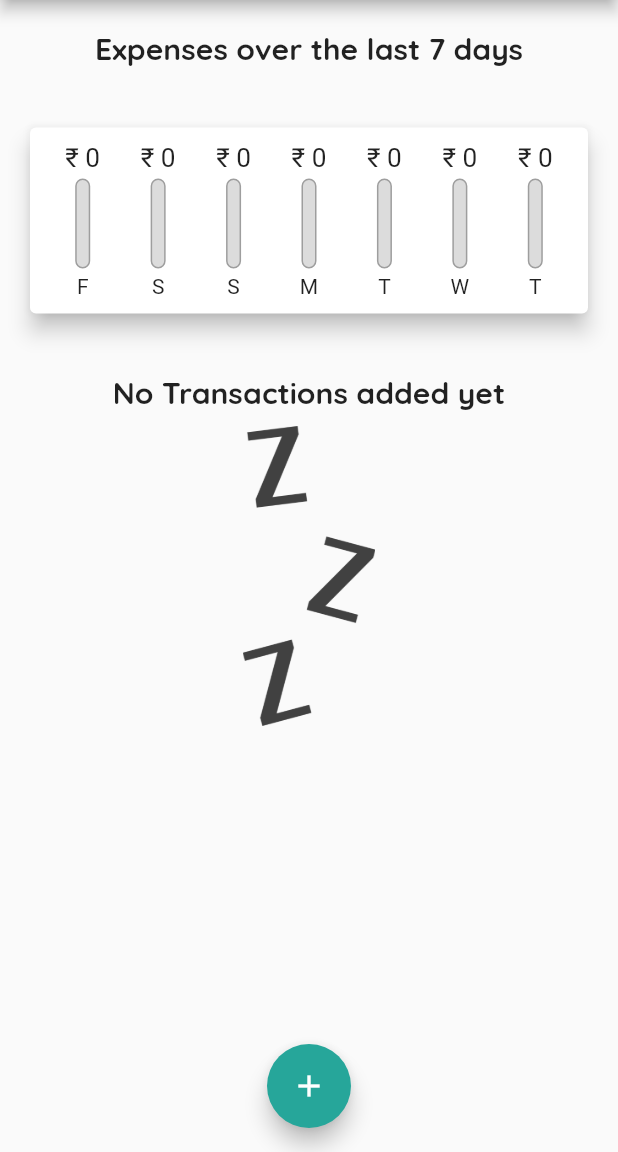
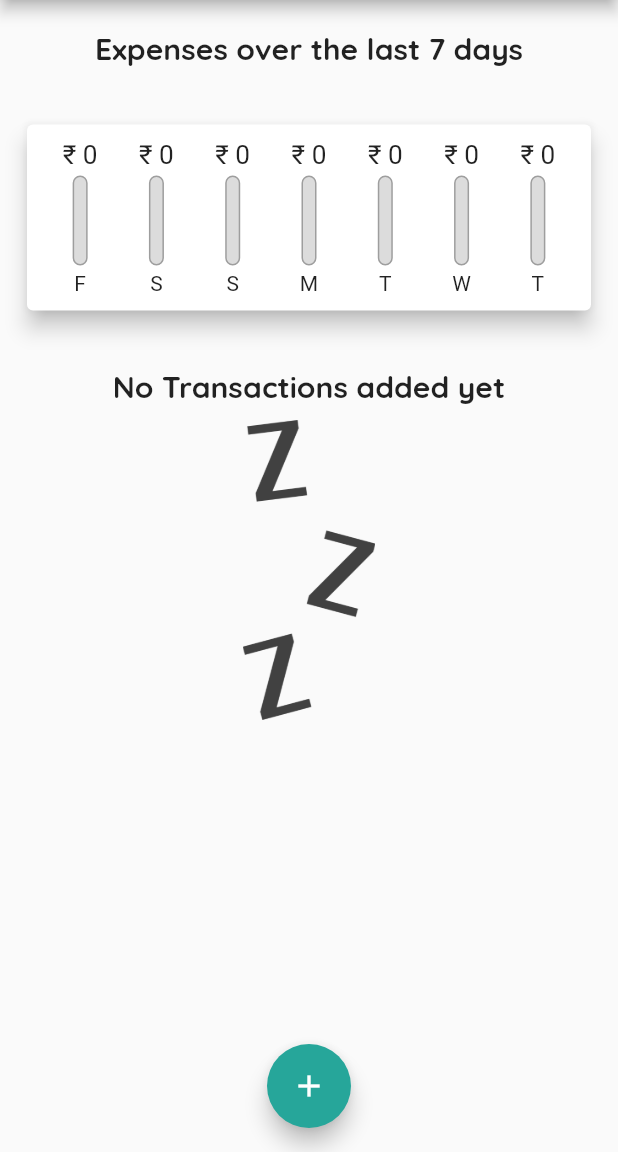
Before and after one commit to Sharan-121/Personal-Expense-Tracker, a Flutter app: the screen it shows after launch, on a phone screen of 412 x 824 dp, the part 84-1236 px from its top. Run offline on Flutter 3.47's test engine with Material 2 defaults, Android fonts, the phone set to English and light mode, and no system bars.

Commit message:
minor changes

```diff
--- a/lib/main.dart
+++ b/lib/main.dart
@@ -38,6 +38,7 @@ class MyApp extends StatelessWidget {
                 .headline6),
       ),
       home: MyHomePage(),
+      debugShowCheckedModeBanner: false,
     );
   }
 }
--- a/lib/widgets/chart.dart
+++ b/lib/widgets/chart.dart
@@ -39,9 +39,9 @@ class Chart extends StatelessWidget {
   Widget build(BuildContext context) {
     return Card(
       elevation: 6,
-      margin: EdgeInsets.all(20),
+      margin: EdgeInsets.all(18),
       child: Padding(
-        padding: const EdgeInsets.all(10.0),
+        padding: const EdgeInsets.all(10),
         child: Row(
           mainAxisAlignment: MainAxisAlignment.spaceAround,
           children: groupedTransactions.map((data) {
```
